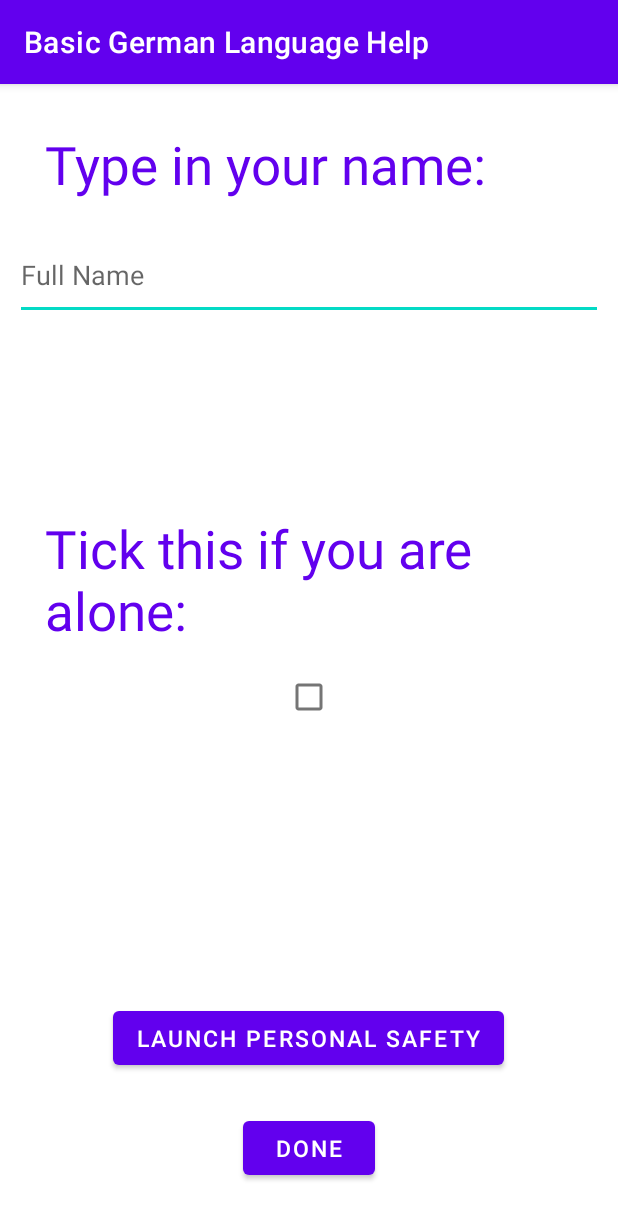
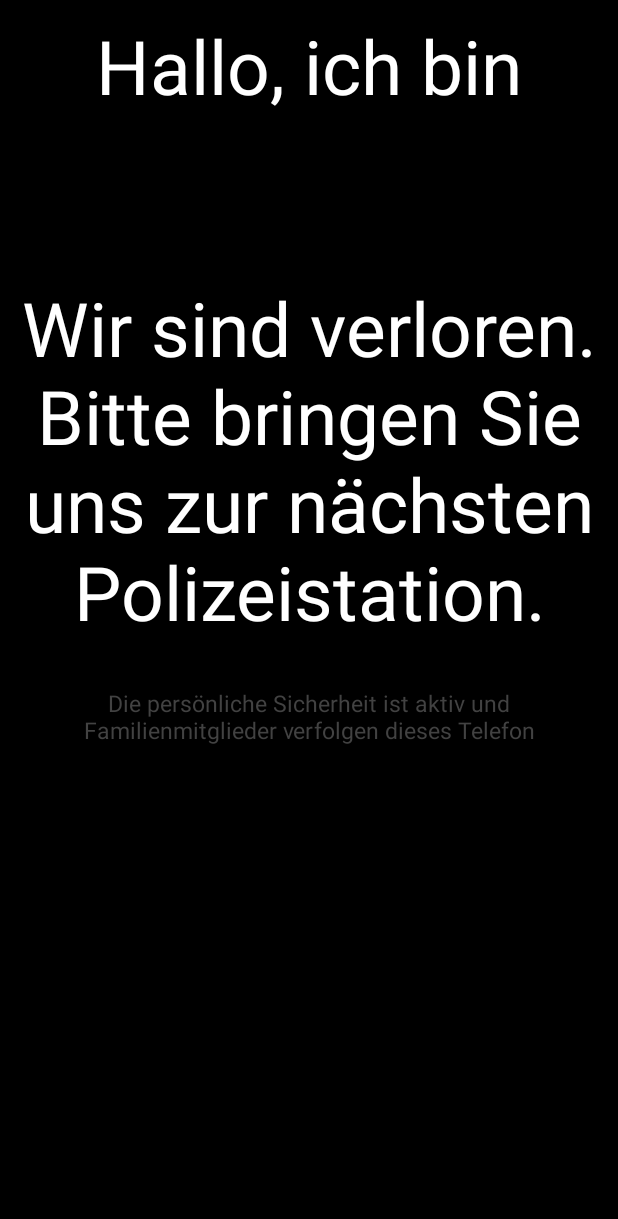
Before and after one commit to Uniq-Studio/Basic-German-Language-Help, an Android app: the PreBigTexActivity screen opened directly, with no data from a screen before it, after a tap on "DONE", on a phone screen of 412 x 824 dp. Shown: the top 1219 px of the screen. Run offline under Robolectric (Android 15) with nearby library versions, the phone set to English and light mode, and no system bars.

Commit message:
Big Screen Completed
The pre big text screen now saves the details that you put in for next time you launch the app. Big text now displays the users name and whether they are alone or not and to take them to the police station. Side function of the app is now complete.

Project: Hanover

```diff
--- a/ProjectFiles/app/src/main/AndroidManifest.xml
+++ b/ProjectFiles/app/src/main/AndroidManifest.xml
@@ -27,6 +27,10 @@
             android:theme="@style/Theme.BasicGermanLanguageHelp" />
 
         <activity
+            android:name=".BigTextActivity"
+            android:theme="@style/Theme.Splashscreen" />
+
+        <activity
             android:name=".SplashScreen"
             android:theme="@style/Theme.Splashscreen">
             <intent-filter>
--- /dev/null
+++ b/ProjectFiles/app/src/main/java/com/example/basicgermanlanguagehelp/BigTextActivity.java
@@ -0,0 +1,39 @@
+package com.example.basicgermanlanguagehelp;
+
+import android.content.SharedPreferences;
+import android.os.Bundle;
+import android.preference.PreferenceManager;
+import android.widget.TextView;
+
+import androidx.appcompat.app.AppCompatActivity;
+
+public class BigTextActivity extends AppCompatActivity {
+
+
+    protected void onCreate(Bundle savedInstanceState) {
+
+
+        //region PreCreated Code to launch the view
+        super.onCreate(savedInstanceState);
+        //Loads into the About Screen
+        setContentView(R.layout.activity_bigtext);
+        TextView username = findViewById(R.id.NameBox);
+        TextView isAlone = findViewById(R.id.aloneText);
+
+        //Load saved information
+        SharedPreferences preferences = PreferenceManager.getDefaultSharedPreferences(this);
+        //What information we want to load
+        String userNameReload = preferences.getString("usersName", "");
+        boolean aloneReload = preferences.getBoolean("alone",false);
+        //Where should the info load
+
+        username.setText(userNameReload);
+
+        if (!aloneReload){
+            isAlone.setText(R.string.Line3False);
+        }
+        else if (aloneReload){
+            isAlone.setText(R.string.Line3True);
+        }
+    }
+}
--- a/ProjectFiles/app/src/main/java/com/example/basicgermanlanguagehelp/PreBigTexActivity.java
+++ b/ProjectFiles/app/src/main/java/com/example/basicgermanlanguagehelp/PreBigTexActivity.java
@@ -2,24 +2,71 @@ package com.example.basicgermanlanguagehelp;
 
 import android.content.ComponentName;
 import android.content.Intent;
+import android.content.SharedPreferences;
 import android.os.Bundle;
+import android.preference.PreferenceManager;
 import android.view.View;
 import android.widget.Button;
+import android.widget.CheckBox;
+import android.widget.EditText;
+import android.widget.TextView;
 import android.widget.Toast;
 
 import androidx.appcompat.app.AppCompatActivity;
 
+import static org.xmlpull.v1.XmlPullParser.TEXT;
+
 public class PreBigTexActivity extends AppCompatActivity {
+
+    //Creating variables to control the views
+    private String usersName;
+    private CheckBox checkBox;
+    private EditText editText;
+    private Button launchButton;
+
     protected void onCreate(Bundle savedInstanceState) {
         super.onCreate(savedInstanceState);
         //Launch into the settings for big screen
         setContentView(R.layout.activity_bigtext_pre);
-    }
 
-    public void LaunchBigText(View view) {
+        //Linking the views to a variable
+        editText =      findViewById(R.id.editText);
+        checkBox =      findViewById(R.id.alone);
+        launchButton =  findViewById(R.id.launchButton);
+
+        boolean alone = checkBox.isChecked();
+
+        //Load saved information
+        SharedPreferences preferences = PreferenceManager.getDefaultSharedPreferences(this);
+        //What information we want to load
+        String userNameReload = preferences.getString("usersName", "");
+        boolean aloneReload = preferences.getBoolean("alone",false);
+        //Where should the info load
+        editText.setText(userNameReload);
+        checkBox.setChecked(aloneReload);
     }
 
 
+    public void LaunchBigText(View view) {
+        //Saving the name in a public Variable
+        usersName = editText.getText().toString();
+        boolean isAlone = checkBox.isChecked();
+
+        //Saving the inputted information in Shared Prefaces
+        SharedPreferences saver = PreferenceManager.getDefaultSharedPreferences(PreBigTexActivity.this);
+        //Edit if the value got changed
+        SharedPreferences.Editor editor = saver.edit();
+
+        //Looks at the string to what to save
+        editor.putString("usersName", usersName);
+        editor.putBoolean("alone", isAlone);
+        //Saves it
+        editor.apply();
+
+        //Load into BIg Text Mode
+        Intent bigTM = new Intent(PreBigTexActivity.this, BigTextActivity.class);
+        startActivity(bigTM);
+    }
 
     //region Launch Personal Safety
     String personalSafetyGoogle = "com.google.android.apps.safetyhub";
@@ -35,9 +82,8 @@ public class PreBigTexActivity extends AppCompatActivity {
                                                                 "\nIs it enabled?" +
                                                                 "\nAre you using a Pixel Device?", Toast.LENGTH_LONG).show();
         }
+        //https://stackoverflow.com/questions/3872063/how-to-launch-an-activity-from-another-application-in-android
+    }
 
-    }
     //endregion
-
-
 }
--- a/ProjectFiles/app/src/main/res/layout/activity_bigtext.xml
+++ b/ProjectFiles/app/src/main/res/layout/activity_bigtext.xml
@@ -3,12 +3,30 @@
     android:layout_width="match_parent"
     android:layout_height="match_parent"
     xmlns:tool="http://schemas.android.com/tools"
-    android:background="@color/black">
+    android:background="@color/black"
+    android:orientation="vertical">
+
+    <TextView
+        style="@style/Theme.BigText"
+        android:text="@string/Line1"/>
+
+    <TextView
+        android:id="@+id/NameBox"
+        style="@style/Theme.BigText"
+        tool:text="Aaron Hamilton "/>
+
+    <TextView
+        android:id="@+id/aloneText"
+        style="@style/Theme.BigText"
+        tool:text="Ich bin allein und brauche Hilfe. Bitte bringen Sie mich zur nachsten Polizeistation"/>
 
     <TextView
         android:layout_width="match_parent"
-        android:layout_height="wrap_content"
-        android:textSize="55sp"
-        tool:text="Hallo"/>
+        android:layout_height="match_parent"
+        android:textColor="@color/cardview_dark_background"
+        android:textAlignment="center"
+        android:layout_margin="20dp"
+        android:textSize="15sp"
+        android:text="@string/Line4"/>
 
 </LinearLayout>
--- a/ProjectFiles/app/src/main/res/layout/activity_bigtext_pre.xml
+++ b/ProjectFiles/app/src/main/res/layout/activity_bigtext_pre.xml
@@ -15,6 +15,7 @@
             android:text="@string/usersName" />
 
         <EditText
+            android:id="@+id/editText"
             style="@style/editText"
             android:autofillHints="Name"
             android:hint="@string/EditHint"
@@ -33,6 +34,7 @@
             android:text="@string/tickIf" />
 
         <CheckBox
+            android:id="@+id/alone"
             android:layout_width="wrap_content"
             android:layout_height="wrap_content"
             android:layout_gravity="center_horizontal" />
@@ -56,6 +58,7 @@
             android:text="@string/butLaunch" />
 
         <Button
+            android:id="@+id/launchButton"
             style="@style/PreButtons"
             android:layout_gravity="center_horizontal"
             android:layout_marginTop="25dp"
--- a/ProjectFiles/app/src/main/res/values-night/themes.xml
+++ b/ProjectFiles/app/src/main/res/values-night/themes.xml
@@ -143,7 +143,10 @@
     //--------------------------------------------------------------------
     //BIG TEXT
     <style name="Theme.BigText" parent="Theme.AppCompat.DayNight.NoActionBar">
-        <item name="android:textSize">75sp</item>
+        <item name="android:layout_width">match_parent</item>
+        <item name="android:layout_height">wrap_content</item>
+        <item name="android:layout_margin">10dp</item>
+        <item name="android:textSize">50sp</item>
         <item name="android:textColor">@color/white</item>
         <item name="android:textAlignment">center</item>
 
--- a/ProjectFiles/app/src/main/res/values/strings.xml
+++ b/ProjectFiles/app/src/main/res/values/strings.xml
@@ -52,4 +52,11 @@
     <string name="butLaunch"> Launch Personal Safety</string>
     <string name="butDone">Done</string>
 
+    //--------------------------------------------------------------------
+    //BIG TEXT
+    <string name="Line1">Hallo, ich bin</string>
+    <string name="Line3True"> Ich bin allein und verloren. Bitte bringen Sie mich zur nächsten Polizeistation.</string>
+    <string name="Line3False">Wir sind verloren. Bitte bringen Sie uns zur nächsten Polizeistation.</string>
+    <string name="Line4">Die persönliche Sicherheit ist aktiv und Familienmitglieder verfolgen dieses Telefon</string>
+
 </resources>
--- a/ProjectFiles/app/src/main/res/values/themes.xml
+++ b/ProjectFiles/app/src/main/res/values/themes.xml
@@ -97,7 +97,7 @@
     <style name="Theme.Number" parent="Theme.AppCompat.DayNight.NoActionBar">
         <item name="android:layout_width">wrap_content</item>
         <item name="android:layout_height">wrap_content</item>
-        <item name="android:textColor">@color/white</item>
+        <item name="android:textColor">@color/black</item>
         <item name="android:layout_margin">10dp</item>
         <item name="android:textSize">25sp</item>
         <item name="android:paddingTop">20dp</item>
@@ -143,10 +143,12 @@
     //--------------------------------------------------------------------
     //BIG TEXT
     <style name="Theme.BigText" parent="Theme.AppCompat.DayNight.NoActionBar">
-        <item name="android:textSize">75sp</item>
+        <item name="android:layout_width">match_parent</item>
+        <item name="android:layout_height">wrap_content</item>
+        <item name="android:layout_margin">10dp</item>
+        <item name="android:textSize">50sp</item>
         <item name="android:textColor">@color/white</item>
         <item name="android:textAlignment">center</item>
-
     </style>
 
 </resources>
```
